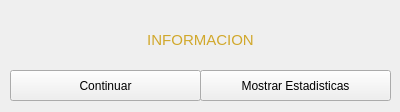
First picture: the form in visualizarpoblaciones.ui, repository AndreyZartty/Gladiators-GBP, before the edit.
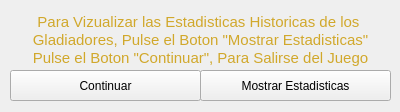
Second picture: the form after the edit.

```diff
--- a/visualizarpoblaciones.ui
+++ b/visualizarpoblaciones.ui
@@ -42,9 +42,9 @@
   <widget class="QLabel" name="label">
    <property name="geometry">
     <rect>
-     <x>30</x>
+     <x>10</x>
      <y>10</y>
-     <width>341</width>
+     <width>381</width>
      <height>61</height>
     </rect>
    </property>
@@ -53,7 +53,9 @@
 &lt;html&gt;&lt;head&gt;&lt;meta name=&quot;qrichtext&quot; content=&quot;1&quot; /&gt;&lt;style type=&quot;text/css&quot;&gt;
 p, li { white-space: pre-wrap; }
 &lt;/style&gt;&lt;/head&gt;&lt;body style=&quot; font-family:'Ubuntu'; font-size:11pt; font-weight:400; font-style:normal;&quot;&gt;
-&lt;p align=&quot;center&quot; style=&quot; margin-top:0px; margin-bottom:0px; margin-left:0px; margin-right:0px; -qt-block-indent:0; text-indent:0px;&quot;&gt;&lt;span style=&quot; color:#d1a82b;&quot;&gt;INFORMACION&lt;/span&gt;&lt;/p&gt;&lt;/body&gt;&lt;/html&gt;</string>
+&lt;p align=&quot;center&quot; style=&quot; margin-top:0px; margin-bottom:0px; margin-left:0px; margin-right:0px; -qt-block-indent:0; text-indent:0px;&quot;&gt;&lt;span style=&quot; color:#d1a82b;&quot;&gt;Para Vizualizar las Estadisticas Historicas de los &lt;/span&gt;&lt;/p&gt;
+&lt;p align=&quot;center&quot; style=&quot; margin-top:0px; margin-bottom:0px; margin-left:0px; margin-right:0px; -qt-block-indent:0; text-indent:0px;&quot;&gt;&lt;span style=&quot; color:#d1a82b;&quot;&gt;Gladiadores, Pulse el Boton &amp;quot;Mostrar Estadisticas&amp;quot;&lt;/span&gt;&lt;/p&gt;
+&lt;p align=&quot;center&quot; style=&quot; margin-top:0px; margin-bottom:0px; margin-left:0px; margin-right:0px; -qt-block-indent:0; text-indent:0px;&quot;&gt;&lt;span style=&quot; color:#d1a82b;&quot;&gt;Pulse el Boton &amp;quot;Continuar&amp;quot;, Para Salirse del Juego&lt;/span&gt;&lt;/p&gt;&lt;/body&gt;&lt;/html&gt;</string>
    </property>
   </widget>
  </widget>
```
